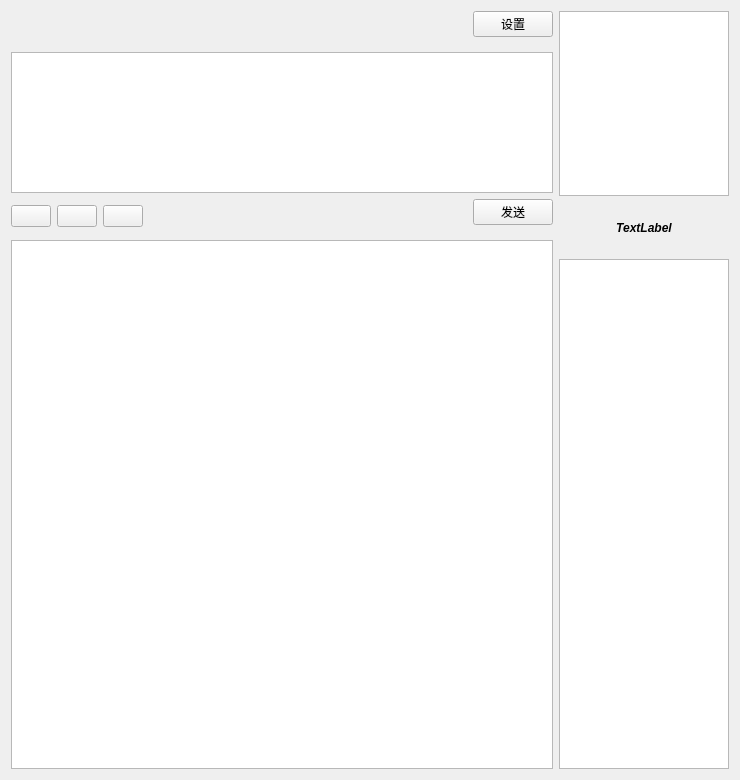
Qt form gui/VChat.ui (PurePassersBy/ShacoRoom) before a commit.
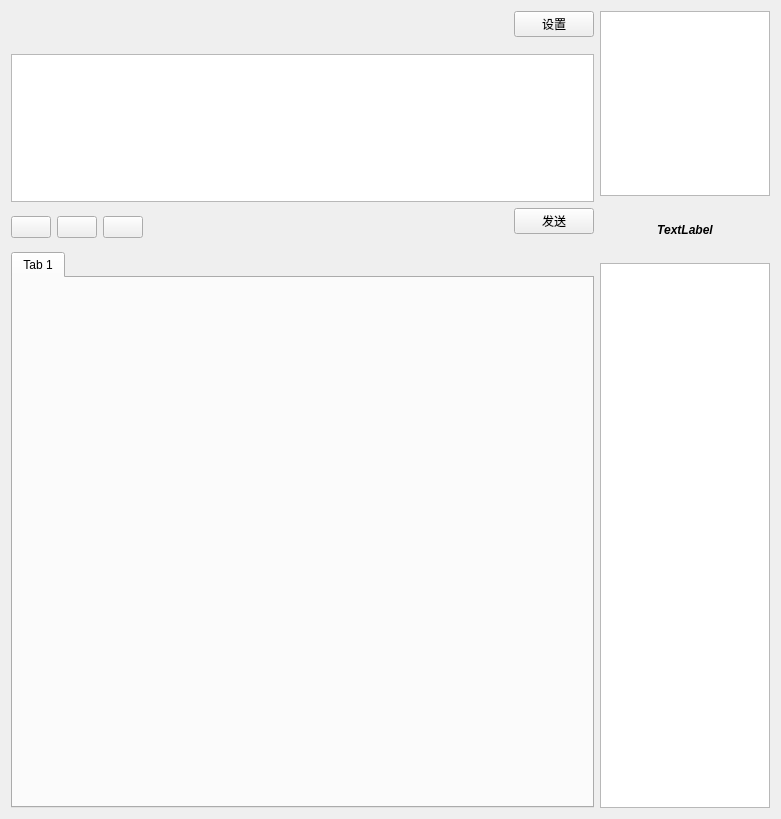
The same form after that commit.

Commit message: 新增tabwidget，把存放消息的listwidget加入其中

Patch:
```diff
--- a/gui/VChat.ui
+++ b/gui/VChat.ui
@@ -6,8 +6,8 @@
    <rect>
     <x>0</x>
     <y>0</y>
-    <width>740</width>
-    <height>780</height>
+    <width>781</width>
+    <height>819</height>
    </rect>
   </property>
   <property name="windowTitle">
@@ -140,19 +140,18 @@
       </layout>
      </item>
      <item>
-      <widget class="QListWidget" name="msg_list">
-       <property name="minimumSize">
-        <size>
-         <width>0</width>
-         <height>0</height>
-        </size>
+      <widget class="QTabWidget" name="tabWidget">
+       <property name="styleSheet">
+        <string notr="true"/>
        </property>
-       <property name="maximumSize">
-        <size>
-         <width>16777215</width>
-         <height>16777215</height>
-        </size>
+       <property name="currentIndex">
+        <number>0</number>
        </property>
+       <widget class="QWidget" name="shaco_tab">
+        <attribute name="title">
+         <string>Tab 1</string>
+        </attribute>
+       </widget>
       </widget>
      </item>
     </layout>
```
The commit also changes 2 other files.
